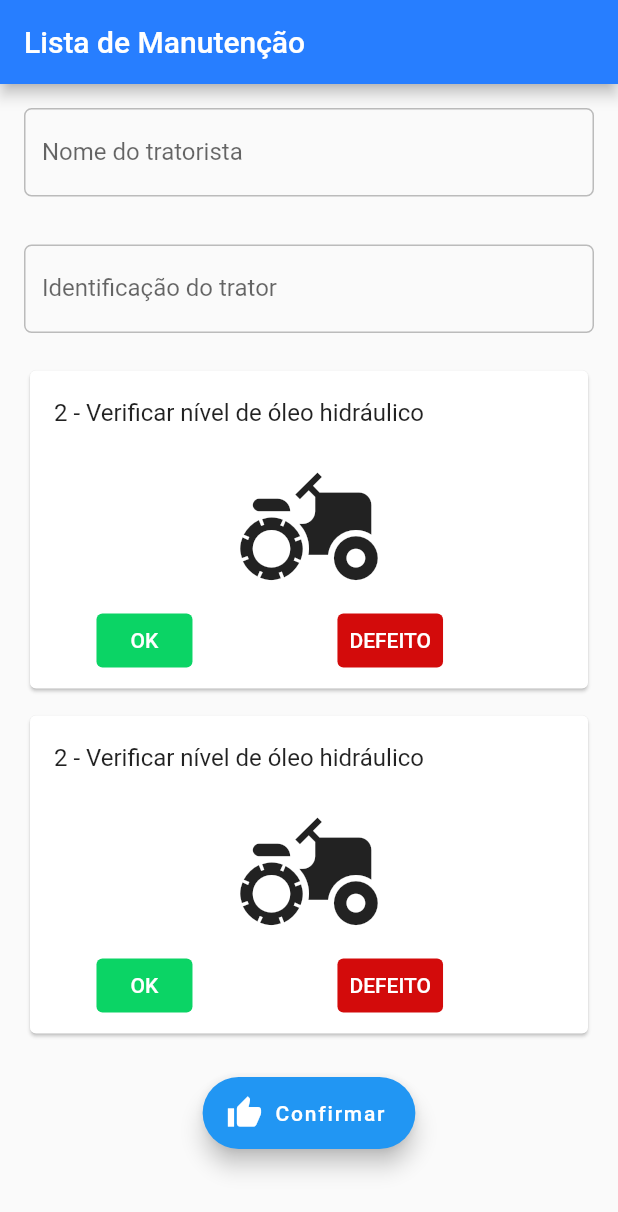
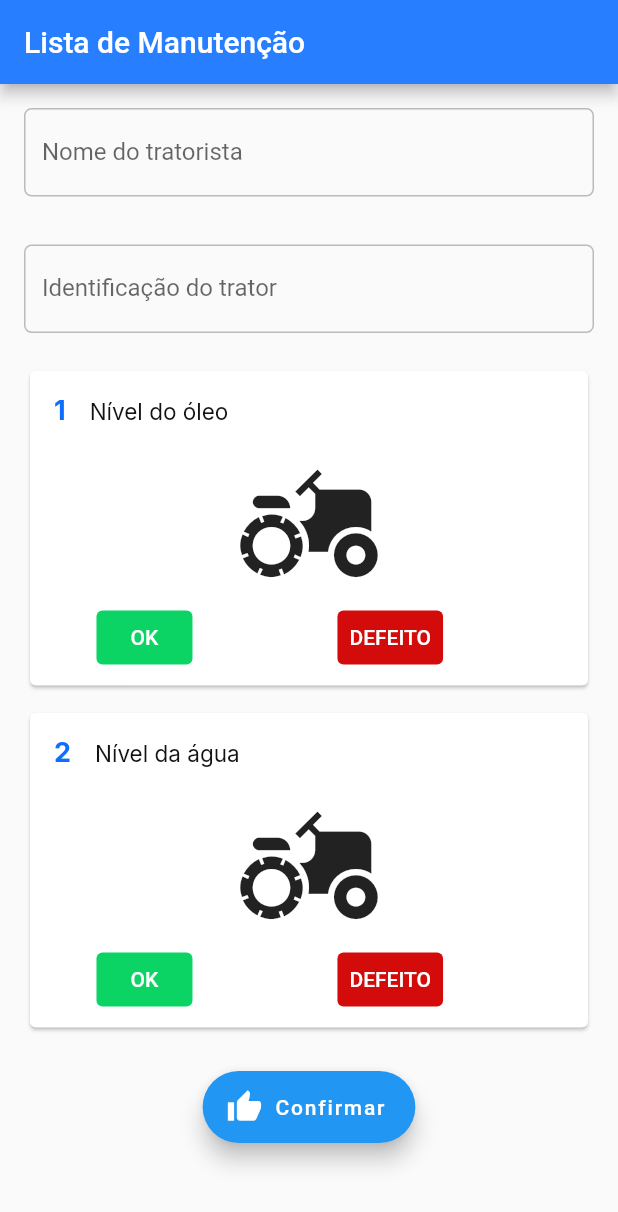
Before and after one commit to JuniorMaia2394/agricolaCheklist, a Flutter app: the screen it shows after launch, on a phone screen of 412 x 824 dp. Shown: the top 1212 px of the screen. Run offline on Flutter 3.47's test engine with Material 2 defaults, Android fonts, the phone set to English and light mode, and no system bars; our stand-ins replace google_fonts.

```diff
--- a/cheklist/lib/core/app_text_styles.dart
+++ b/cheklist/lib/core/app_text_styles.dart
@@ -21,4 +21,10 @@ class AppTextStyles {
     fontSize: 15,
     fontWeight: FontWeight.w400,
   );
+
+  static final TextStyle cardNumber = GoogleFonts.inter(
+    color: AppColors.darkPrimary,
+    fontSize: 18,
+    fontWeight: FontWeight.w700,
+  );
 }
--- /dev/null
+++ b/cheklist/lib/data/tractor_problems.dart
@@ -0,0 +1,14 @@
+import 'package:cheklist/models/tractor_problem.dart';
+
+const TRACTOR_PROBLEMS = {
+  '1': const TractorProblem(
+    id: '1',
+    title: 'Nível do óleo',
+    imageURL: 'https://avatars.githubusercontent.com/u/37161267?v=4'
+  ),
+  '2': const TractorProblem(
+    id: '2',
+    title: 'Nível da água',
+    imageURL: 'https://avatars.githubusercontent.com/u/37161267?v=4'
+  )
+};
--- a/cheklist/lib/home/Widgets/card/form_card.dart
+++ b/cheklist/lib/home/Widgets/card/form_card.dart
@@ -18,12 +18,19 @@ class FormCard extends StatelessWidget {
       shadowColor: AppColors.black.withOpacity(1),
       child: Column(
         children: <Widget>[
-          const ListTile(
-            title: Text(
-              '2 - Verificar nível de óleo hidráulico',
-              style: TextStyle(),
+          Row(children: [
+            Padding(
+              padding: const EdgeInsets.all(16),
+              child: Text(
+                  '$cardNumber',
+                  style: AppTextStyles.cardNumber,
+              ),
             ),
-          ),
+            Text(
+                '$title',
+                style: AppTextStyles.label,
+            ),
+          ]),
           Icon(
             Icons.agriculture,
             size: 100,
--- a/cheklist/lib/home/Widgets/form/custom_form.dart
+++ b/cheklist/lib/home/Widgets/form/custom_form.dart
@@ -1,4 +1,5 @@
 import 'package:cheklist/core/app_colors.dart';
+import 'package:cheklist/data/tractor_problems.dart';
 import 'package:cheklist/home/Widgets/input/form_input.dart';
 import 'package:cheklist/home/Widgets/card/form_card.dart';
 import 'package:flutter/material.dart';
@@ -18,6 +19,7 @@ class CustomFormState extends State<CustomForm> {
   //
   // Note: This is a `GlobalKey<FormState>`,
   // not a GlobalKey<CustomFormState>.
+  final tractorProblemsData = {...TRACTOR_PROBLEMS};
   final _formKey = GlobalKey<FormState>();
 
   @override
@@ -38,18 +40,20 @@ class CustomFormState extends State<CustomForm> {
                 padding: const EdgeInsets.all(16.0),
                 child: FormInput(label: 'Identificação do trator'),
               ),
-              Padding(
+              ListView.builder(
+                shrinkWrap: true,
+                itemCount: tractorProblemsData.length,
+                itemBuilder: (ctx, problem) => Padding(
                   padding: const EdgeInsets.fromLTRB(16, 5, 16, 5),
-                child: FormCard()
+                  child: FormCard(
+                    title: tractorProblemsData.values.elementAt(problem).title,
+                    cardNumber: tractorProblemsData.values.elementAt(problem).id,
+                  ),
+                )
               ),
               Padding(
-                padding: const EdgeInsets.fromLTRB(16, 5, 16, 5),
-                child: FormCard()
-              ),
-              SizedBox(
-                height: 20,
-              ),
-              FloatingActionButton.extended(
+                padding: const EdgeInsets.fromLTRB(0, 20, 0, 20),
+                child: FloatingActionButton.extended(
                   onPressed: () {
                     if (_formKey.currentState.validate()) {
                       ScaffoldMessenger.of(context)
@@ -63,9 +67,7 @@ class CustomFormState extends State<CustomForm> {
                   icon: Icon(Icons.thumb_up),
 
                 ),
-              SizedBox(
-                height: 20,
-              )
+              ),
             ],
           ),
         ),
--- /dev/null
+++ b/cheklist/lib/models/tractor_problem.dart
@@ -0,0 +1,13 @@
+import 'package:flutter/cupertino.dart';
+
+class TractorProblem {
+  final String id;
+  final String title;
+  final String imageURL;
+
+  const TractorProblem({
+    @required this.id,
+    @required this.title,
+    @required this.imageURL,
+  });
+}
```
Lines whose indentation alone changed are shown as unchanged.
